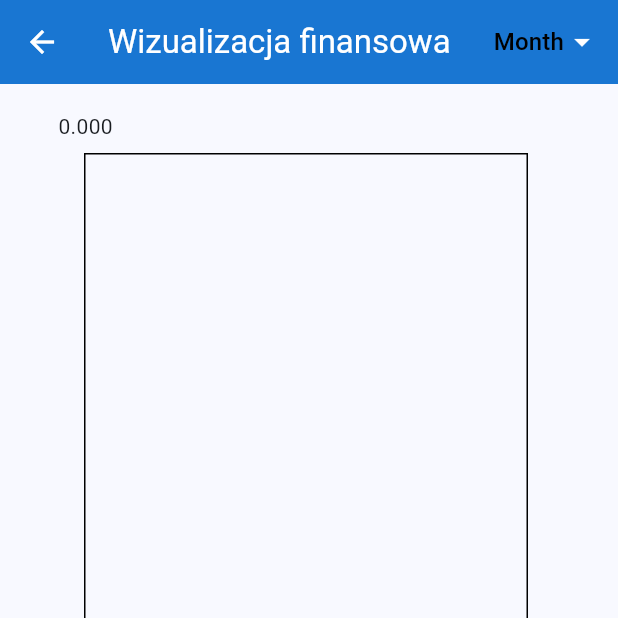
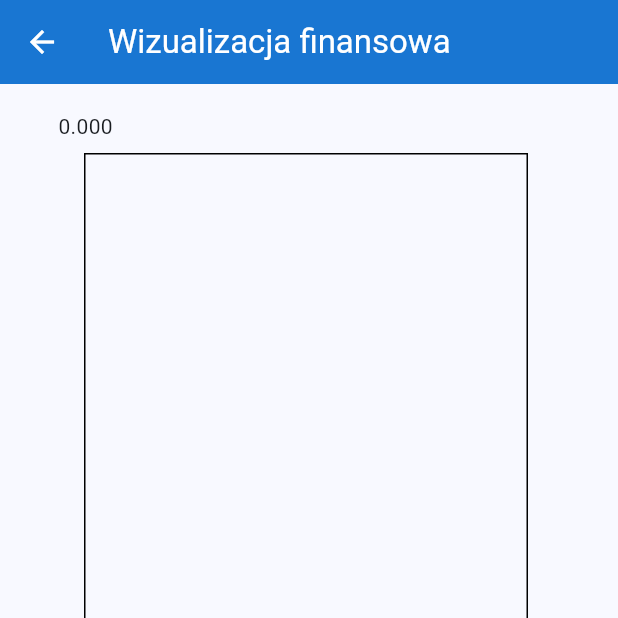
Before and after one commit to Money-Manager-App-Team/Money-Manager, a Flutter app: the GraphPage screen opened directly, on a phone screen of 412 x 824 dp, the top half of it. Run offline on Flutter 3.47's test engine with Material 3 defaults, Android fonts, the phone set to English and light mode, and no system bars; drawn by our look-alikes of fl_chart; our stand-ins replace cloud_firestore, firebase_auth, firebase_core; accounts and stored records are empty.

Commit message:
Grafy update

```diff
--- a/lib/screens/graph_page.dart
+++ b/lib/screens/graph_page.dart
@@ -14,10 +14,6 @@ class GraphPage extends StatefulWidget {
 }
 
 class _GraphPageState extends State<GraphPage> {
-  String _selectedPeriod = 'month';
-
-  final List<String> _periods = ['day', 'week', 'month', 'year'];
-
   @override
   Widget build(BuildContext context) {
     final budget = BudgetService().budget;
@@ -27,31 +23,6 @@ class _GraphPageState extends State<GraphPage> {
         title: const Text('Wizualizacja finansowa'),
         backgroundColor: const Color(0xFF1976D2),
         foregroundColor: Colors.white,
-        actions: [
-          DropdownButtonHideUnderline(
-            child: DropdownButton<String>(
-              value: _selectedPeriod,
-              dropdownColor: Colors.white,
-              icon: const Icon(Icons.arrow_drop_down, color: Colors.white),
-              items:
-                  _periods.map((period) {
-                    return DropdownMenuItem<String>(
-                      value: period,
-                      child: Text(
-                        period[0].toUpperCase() + period.substring(1),
-                        style: const TextStyle(color: Colors.black),
-                      ),
-                    );
-                  }).toList(),
-              onChanged: (newPeriod) {
-                setState(() {
-                  _selectedPeriod = newPeriod!;
-                });
-              },
-            ),
-          ),
-          const SizedBox(width: 12),
-        ],
       ),
       body: StreamBuilder<List<AppTransaction>>(
         stream: TransactionService().getTransactions(),
@@ -62,14 +33,19 @@ class _GraphPageState extends State<GraphPage> {
             return Center(child: Text('Błąd: ${snapshot.error}'));
           } else {
             final transactions = snapshot.data ?? [];
-            final groupedData = _groupBalances(transactions, _selectedPeriod);
-            final sortedTransactions = List.of(transactions)..sort((a, b) {
+
+            // Always sort oldest to newest
+            final sortedTransactions = List.of(transactions)
+              ..sort((a, b) {
                 try {
                   return DateTime.parse(a.date).compareTo(DateTime.parse(b.date));
                 } catch (_) {
                   return 0;
                 }
               });
+
+            final groupedData = _groupBalances(sortedTransactions);
+
             return Padding(
               padding: const EdgeInsets.all(16.0),
               child: LineChart(
@@ -82,66 +58,17 @@ class _GraphPageState extends State<GraphPage> {
     );
   }
 
-  Map<String, double> _groupBalances(
-    List<AppTransaction> transactions,
-    String period,
-  ) {
+  Map<String, double> _groupBalances(List<AppTransaction> transactions) {
     Map<String, double> data = {};
     double runningBalance = 0.0;
 
-    final sortedTransactions = List.of(transactions)..sort((a, b) {
-      try {
-        return DateTime.parse(a.date).compareTo(DateTime.parse(b.date));
-      } catch (_) {
-        return 0;
-      }
-    });
-
-    DateFormat formatter;
-    switch (period) {
-      case 'day':
-        for (var i = 0; i < sortedTransactions.length; i++) {
-          final tx = sortedTransactions[i];
-          final amount =
-              double.tryParse(
-                tx.amount
-                    .replaceAll(RegExp(r'[^0-9.,-]'), '')
-                    .replaceAll(',', '.'),
-              ) ??
+    for (var i = 0; i < transactions.length; i++) {
+      final tx = transactions[i];
+      final amount = double.tryParse(
+            tx.amount.replaceAll(RegExp(r'[^0-9.,-]'), '').replaceAll(',', '.')) ??
           0.0;
       runningBalance += amount;
       data[i.toString()] = runningBalance;
-        }
-        return data;
-      case 'week':
-        formatter = DateFormat.E();
-        break;
-      case 'month':
-        formatter = DateFormat.d();
-        break;
-      case 'year':
-        formatter = DateFormat.MMM();
-        break;
-      default:
-        formatter = DateFormat.yMd();
-    }
-
-    for (var tx in sortedTransactions) {
-      try {
-        final parsedDate = DateTime.parse(tx.date);
-        final amount =
-            double.tryParse(
-              tx.amount
-                  .replaceAll(RegExp(r'[^0-9.,-]'), '')
-                  .replaceAll(',', '.'),
-            ) ??
-            0.0;
-        runningBalance += amount;
-        final dateKey = formatter.format(parsedDate);
-        data[dateKey] = runningBalance;
-      } catch (_) {
-        // skip invalid dates
-      }
     }
 
     return data;
@@ -153,22 +80,8 @@ class _GraphPageState extends State<GraphPage> {
     List<AppTransaction> transactions,
   ) {
     final spots = <FlSpot>[];
-    final isDaily = _selectedPeriod == 'day';
 
-    final keys =
-        data.keys.toList()..sort((a, b) {
-          if (isDaily) {
-            return int.parse(a).compareTo(int.parse(b));
-          } else {
-            try {
-              final af = DateFormat.yMd().parse(a);
-              final bf = DateFormat.yMd().parse(b);
-              return af.compareTo(bf);
-            } catch (_) {
-              return a.compareTo(b);
-            }
-          }
-        });
+    final keys = data.keys.toList()..sort((a, b) => int.parse(a).compareTo(int.parse(b)));
 
     for (int i = 0; i < keys.length; i++) {
       final y = data[keys[i]]!;
@@ -187,7 +100,7 @@ class _GraphPageState extends State<GraphPage> {
             return touchedSpots.map((spot) {
               int index = spot.x.toInt();
               String tooltipText;
-              if (isDaily && index < transactions.length) {
+              if (index < transactions.length) {
                 final tx = transactions[index];
                 tooltipText =
                     '${tx.title}\n${tx.amount} PLN\n${DateFormat.yMMMd().format(DateTime.parse(tx.date))}';
@@ -208,7 +121,7 @@ class _GraphPageState extends State<GraphPage> {
               response.lineBarSpots != null) {
             final tappedSpot = response.lineBarSpots!.first;
             int index = tappedSpot.x.toInt();
-            if (isDaily && index < transactions.length) {
+            if (index < transactions.length) {
               final tx = transactions[index];
               _showTransactionDetailsDialog(tx);
             }
@@ -224,7 +137,7 @@ class _GraphPageState extends State<GraphPage> {
       lineBarsData: [
         LineChartBarData(
           spots: spots,
-          isCurved: !isDaily,
+          isCurved: false,
           color: Colors.blue,
           belowBarData: BarAreaData(
             show: isUnderBudget,
```
Lines whose indentation alone changed are shown as unchanged.
